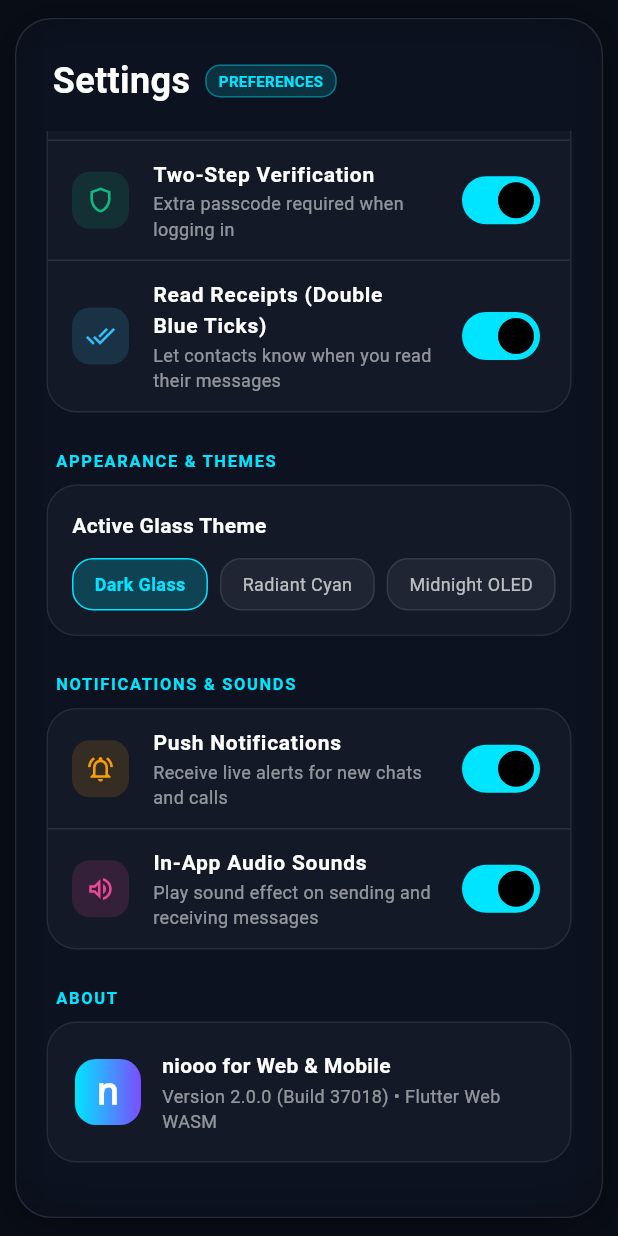
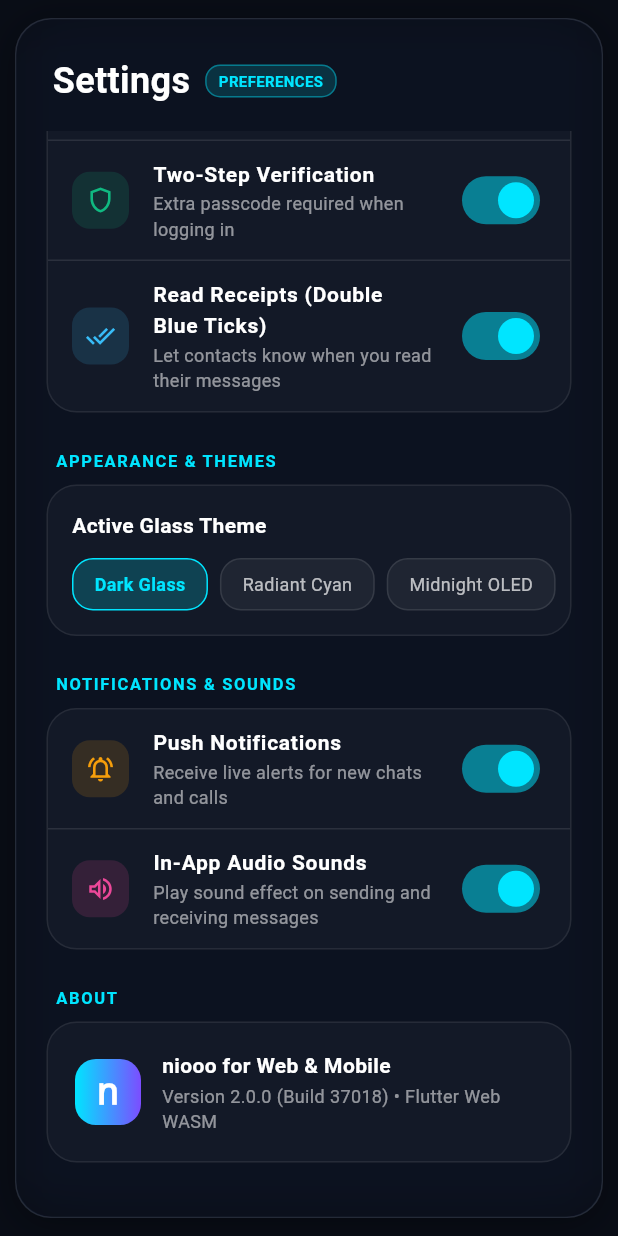
Before and after one commit to niooon-com/flutter-web-live, a Flutter app: the SettingsPage widget shown alone on an empty page, opened directly, scrolled down 242 dp, on a phone screen of 412 x 824 dp. Run offline on Flutter 3.47's test engine with Material 3 defaults, Android fonts, the phone set to English and light mode, and no system bars; network calls fail.

Commit message:
feat: sync lib/pages/settings_page.dart

```diff
--- a/lib/pages/settings_page.dart
+++ b/lib/pages/settings_page.dart
@@ -341,8 +341,7 @@ class _SettingsPageState extends State<SettingsPage> {
       trailing: Switch(
         value: value,
         onChanged: onChanged,
-        activeThumbImage: null,
-        activeTrackColor: const Color(0xFF00E5FF),
+        activeColor: const Color(0xFF00E5FF),
       ),
     );
   }
```
